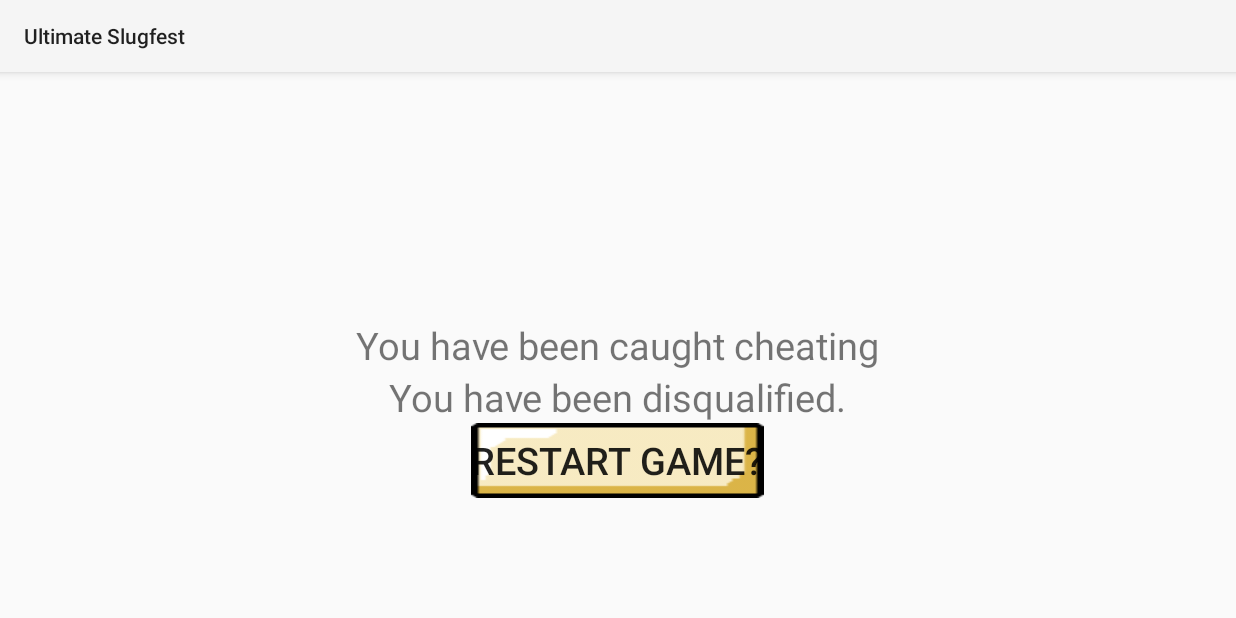
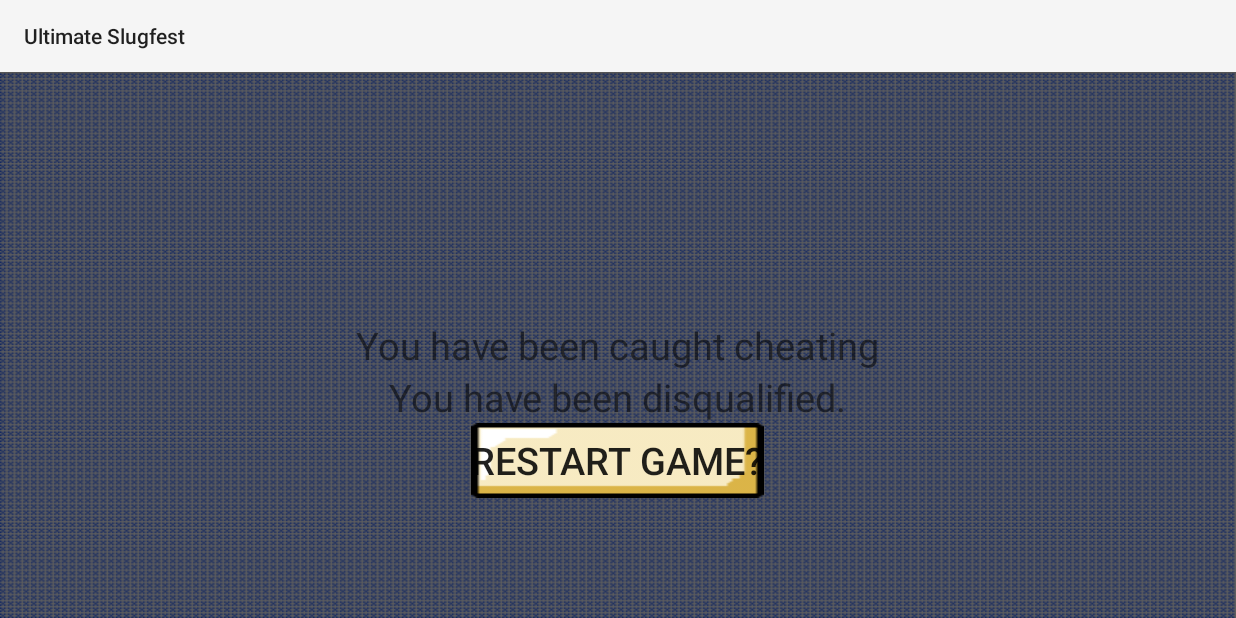
Before and after one commit to DavidMcKenzie218/TextBasedBoxingGame, an Android app: the CheatingActivity screen opened directly, with no data from a screen before it, on a phone screen of 824 x 412 dp (held sideways). Run offline under Robolectric (Android 15) with nearby library versions, the phone set to English and light mode, and no system bars.

Commit message:
Added a background to the caught screen

```diff
--- a/Application/UltimateSlugfest/app/src/main/res/layout/activity_cheating.xml
+++ b/Application/UltimateSlugfest/app/src/main/res/layout/activity_cheating.xml
@@ -2,7 +2,8 @@
 <RelativeLayout xmlns:android="http://schemas.android.com/apk/res/android"
     android:orientation="horizontal"
     android:layout_width="match_parent"
-    android:layout_height="match_parent">
+    android:layout_height="match_parent"
+    android:background="@drawable/caught_screen">
 
     <TextView
         android:id="@+id/cheating_output"
```
